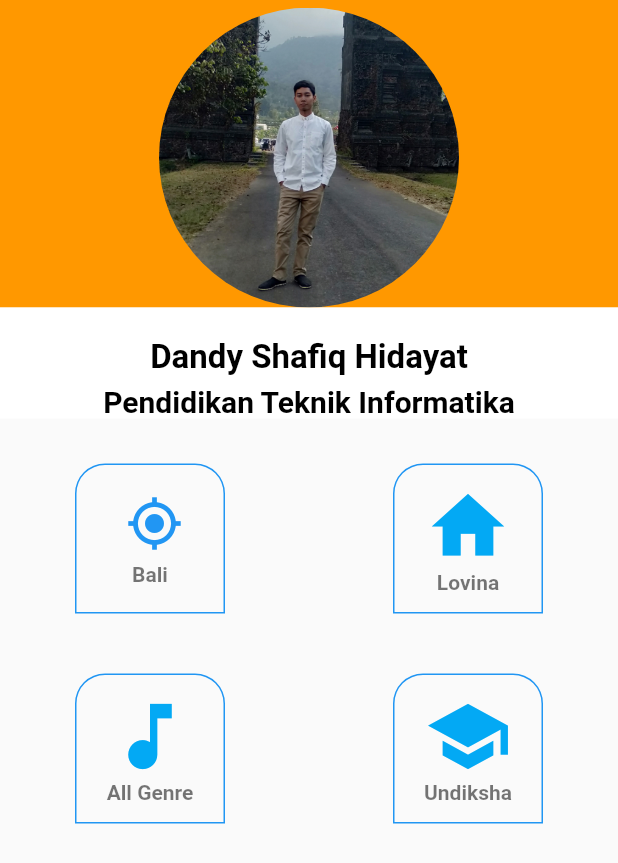
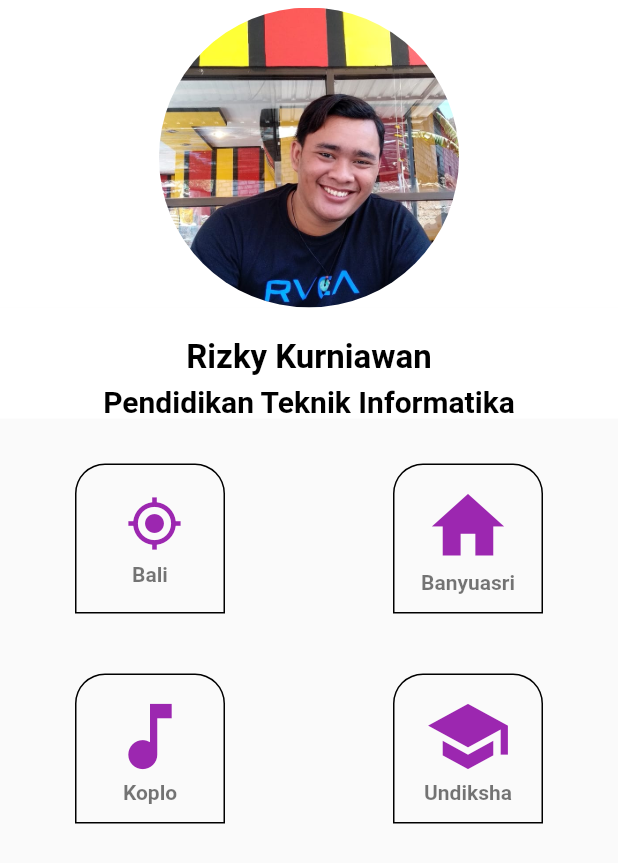
Before and after one commit to rizky498/UAS_Mobile, a Flutter app: the Konten screen opened directly, on a phone screen of 412 x 824 dp. Shown: the top 863 px of the screen. Run offline on Flutter 3.47's test engine with Material 2 defaults, Android fonts, the phone set to English and light mode, and no system bars; our stand-ins replace sqflite, webview_flutter; accounts and stored records are empty.

Commit message:
project uas

```diff
--- a/lib/about_me.dart
+++ b/lib/about_me.dart
@@ -12,7 +12,7 @@ class MyProfil extends StatelessWidget {
             centerTitle: true,
             bottom: PreferredSize(
                 child: Container(
-                  color:Colors.yellow,
+                  color:Colors.black,
                   height: 4.0,
                 ),
                 preferredSize: null
@@ -31,7 +31,7 @@ class Konten extends StatelessWidget {
         body: ListView(
           children: <Widget>[
             Container(
-              color: Colors.orange,
+              color: Colors.white,
               child: Stack(
                 children: <Widget>[
                   Padding(
@@ -43,7 +43,7 @@ class Konten extends StatelessWidget {
                         width: 200,
                         decoration: BoxDecoration(
                             borderRadius: BorderRadius.circular(100),
-                            image: DecorationImage(image: AssetImage('images/dandy.jpg'),
+                            image: DecorationImage(image: AssetImage('images/risky.jpg'),
                                 fit: BoxFit.cover
                             )
                         ),
@@ -60,7 +60,7 @@ class Konten extends StatelessWidget {
 
                 children: <Widget>[
                   SizedBox(height: 20),
-                  Text('Dandy Shafiq Hidayat',
+                  Text('Rizky Kurniawan',
                     style: TextStyle(
                       fontWeight: FontWeight.bold,
                       fontSize: 22,
@@ -99,7 +99,7 @@ class Konten extends StatelessWidget {
                           height: 100,
                           width: 100,
                           decoration: BoxDecoration(
-                            border: Border.all(color: Colors.blue),
+                            border: Border.all(color: Colors.black),
                             //color: Colors.green,
                             borderRadius: BorderRadius.only(topRight: Radius.circular(20), topLeft: Radius.circular(20)),
 
@@ -110,7 +110,7 @@ class Konten extends StatelessWidget {
                             child: Column(
                               children: <Widget>[
                                 IconButton(
-                            icon: Icon(Icons.my_location, color: Colors.blue, size: 38),
+                            icon: Icon(Icons.my_location, color: Colors.purple, size: 38),
                             onPressed: () {
                               Navigator.push(
                                 context,
@@ -134,7 +134,7 @@ class Konten extends StatelessWidget {
                           height: 100,
                           width: 100,
                           decoration: BoxDecoration(
-                            border: Border.all(color: Colors.blue),
+                            border: Border.all(color: Colors.black),
                             //color: Colors.green,
                             borderRadius: BorderRadius.only(topRight: Radius.circular(20), topLeft: Radius.circular(20)),
                           ),
@@ -143,8 +143,8 @@ class Konten extends StatelessWidget {
                             padding: const EdgeInsets.all(12.0),
                             child: Column(
                               children: <Widget>[
-                                Icon(Icons.home, color: Colors.lightBlue, size: 58,),
-                                Text('Lovina', style: TextStyle
+                                Icon(Icons.home, color: Colors.purple, size: 58,),
+                                Text('Banyuasri', style: TextStyle
                                   (color: Colors.black54,
                                     fontWeight: FontWeight.bold
                                 ),
@@ -167,7 +167,7 @@ class Konten extends StatelessWidget {
                           height: 100,
                           width: 100,
                           decoration: BoxDecoration(
-                            border: Border.all(color: Colors.blue),
+                            border: Border.all(color: Colors.black),
                             //color: Colors.green ,
                             borderRadius: BorderRadius.only(topRight: Radius.circular(20), topLeft: Radius.circular(20)),
 
@@ -178,8 +178,8 @@ class Konten extends StatelessWidget {
                             padding: const EdgeInsets.all(12.0),
                             child: Column(
                               children: <Widget>[
-                                Icon(Icons.music_note,color: Colors.lightBlue, size: 58,),
-                                Text('All Genre', style: TextStyle
+                                Icon(Icons.music_note,color: Colors.purple, size: 58,),
+                                Text('Koplo', style: TextStyle
                                   (color: Colors.black54,
                                     fontWeight: FontWeight.bold
                                 ),
@@ -193,7 +193,7 @@ class Konten extends StatelessWidget {
                           height: 100,
                           width: 100,
                           decoration: BoxDecoration(
-                            border: Border.all(color: Colors.blue),
+                            border: Border.all(color: Colors.black),
                             borderRadius: BorderRadius.only(topRight: Radius.circular(20), topLeft: Radius.circular(20)),
                           ),
 
@@ -201,7 +201,7 @@ class Konten extends StatelessWidget {
                             padding: const EdgeInsets.all(12.0),
                             child: Column(
                               children: <Widget>[
-                                Icon(Icons.school, color: Colors.lightBlue , size: 58,),
+                                Icon(Icons.school, color: Colors.purple , size: 58,),
                                 Text('Undiksha',style: TextStyle
                                   (color: Colors.black54,
                                     fontWeight: FontWeight.bold
--- a/lib/main.dart
+++ b/lib/main.dart
@@ -5,7 +5,7 @@ void main() => runApp(
     MaterialApp(
       debugShowCheckedModeBanner: false,
       theme: ThemeData(
-        primarySwatch: Colors.red
+        primarySwatch: Colors.purple
       ),
       home:  InputData(),
     )
--- a/lib/ui/entryForm.dart
+++ b/lib/ui/entryForm.dart
@@ -24,7 +24,7 @@ class EntryFormState extends State<EntryForm> {
     }
 
     return Scaffold(
-       backgroundColor: Colors.tealAccent,
+       backgroundColor: Colors.white,
         appBar: AppBar(
           title: anggota == null ? Text('Tambah') : Text('Edit'),
           centerTitle: true,
@@ -97,7 +97,7 @@ class EntryFormState extends State<EntryForm> {
                   children: <Widget> [
                     Expanded(
                       child: RaisedButton(
-                        color: Colors.green,
+                        color: Colors.blue,
                         textColor: Colors.white,
                         child: Text(
                           'Simpan',
--- a/pubspec.yaml
+++ b/pubspec.yaml
@@ -45,8 +45,7 @@ flutter:
 
   # To add assets to your application, add an assets section, like this:
   assets:
-    - images/dandy.jpg
-    - images/pinjaman.jpg
+    - images/risky.jpg
 
   # An image asset can refer to one or more resolution-specific "variants", see
   # https://flutter.dev/assets-and-images/#resolution-aware.
```
Also changed, not shown: lib/Output.dart (+6 -20 lines), lib/input.dart (+4 -4 lines), images/dandy.jpg (deleted), images/risky.jpg (added).
